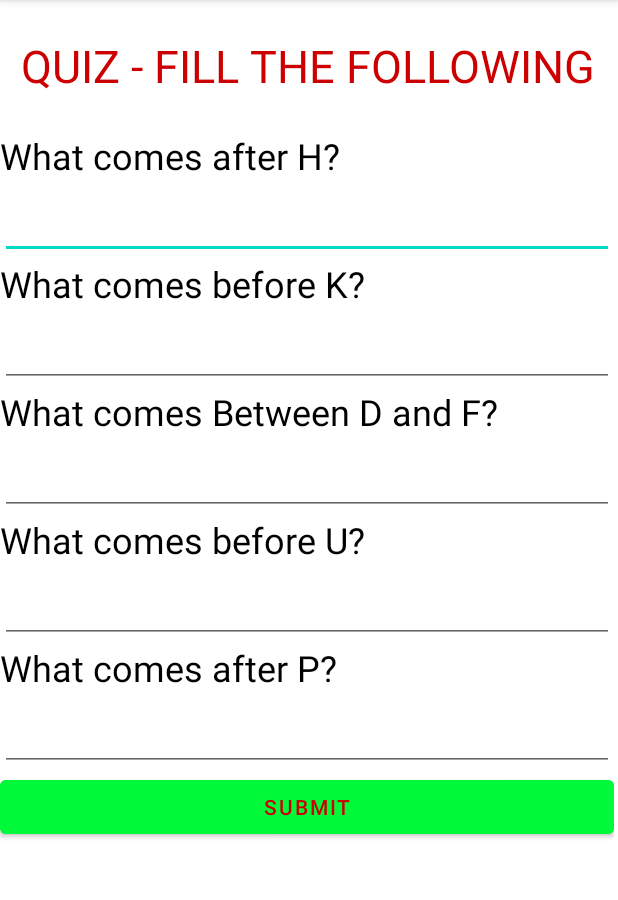
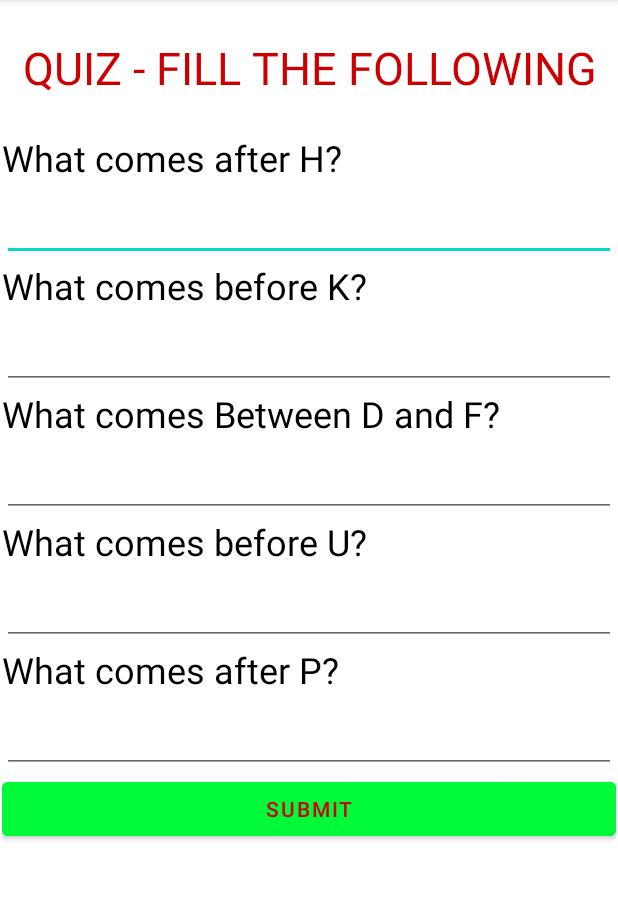
Before and after one commit to iqrasarwar/KidsPrimer, an Android app: the Quizez screen opened directly, with no data from a screen before it, after a tap on "QUIZ # 02", on a phone screen of 412 x 824 dp, the part 84-984 px from its top. Run offline under Robolectric (Android 15) with nearby library versions, the light colour scheme and no system bars.

Commit message:
quiz 4 revert

```diff
--- a/app/src/main/AndroidManifest.xml
+++ b/app/src/main/AndroidManifest.xml
@@ -9,9 +9,6 @@
         android:roundIcon="@mipmap/ic_launcher_round"
         android:supportsRtl="true"
         android:theme="@style/Theme.KidsPrimer">
-        <activity
-            android:name=".quiz4"
-            android:exported="false" />
         <activity
             android:name=".quiz3"
             android:exported="false" />
--- a/app/src/main/java/com/example/kidsprimer/Quizez.java
+++ b/app/src/main/java/com/example/kidsprimer/Quizez.java
@@ -8,7 +8,7 @@ import android.view.View;
 import android.widget.TextView;
 
 public class Quizez extends AppCompatActivity {
-    TextView q1,q2,q3,q4;
+    TextView q1,q2,q3;
     @Override
     protected void onCreate(Bundle savedInstanceState) {
         super.onCreate(savedInstanceState);
@@ -16,7 +16,6 @@ public class Quizez extends AppCompatActivity {
         q1 = findViewById(R.id.q1);
         q2 = findViewById(R.id.q2);
         q3 = findViewById(R.id.q3);
-        q4 = findViewById(R.id.q4);
         q1.setOnClickListener(new View.OnClickListener() {
             @Override
             public void onClick(View view) {
@@ -38,12 +37,5 @@ public class Quizez extends AppCompatActivity {
                 startActivity(intent);
             }
         });
-        q4.setOnClickListener(new View.OnClickListener() {
-            @Override
-            public void onClick(View view) {
-                Intent intent = new Intent(Quizez.this,quiz4.class);
-                startActivity(intent);
-            }
-        });
     }
 }
--- a/app/src/main/res/layout/activity_quiz2.xml
+++ b/app/src/main/res/layout/activity_quiz2.xml
@@ -8,10 +8,16 @@
 
     <ScrollView
         android:id="@+id/scrollView5"
-        android:layout_width="409dp"
-        android:layout_height="729dp"
-        tools:layout_editor_absoluteX="1dp"
-        tools:layout_editor_absoluteY="1dp">
+        android:layout_width="0dp"
+        android:layout_height="0dp"
+        android:layout_marginStart="1dp"
+        android:layout_marginTop="1dp"
+        android:layout_marginEnd="1dp"
+        android:layout_marginBottom="1dp"
+        app:layout_constraintBottom_toBottomOf="parent"
+        app:layout_constraintEnd_toEndOf="parent"
+        app:layout_constraintStart_toStartOf="parent"
+        app:layout_constraintTop_toTopOf="parent">
 
         <LinearLayout
             android:layout_width="match_parent"
```
Also changed, not shown: app/src/main/java/com/example/kidsprimer/quiz4.java (deleted, +0 -14 lines), app/src/main/res/layout/activity_quiz4.xml (deleted, +0 -9 lines), app/src/main/res/layout/activity_quizez.xml (+0 -8 lines).
